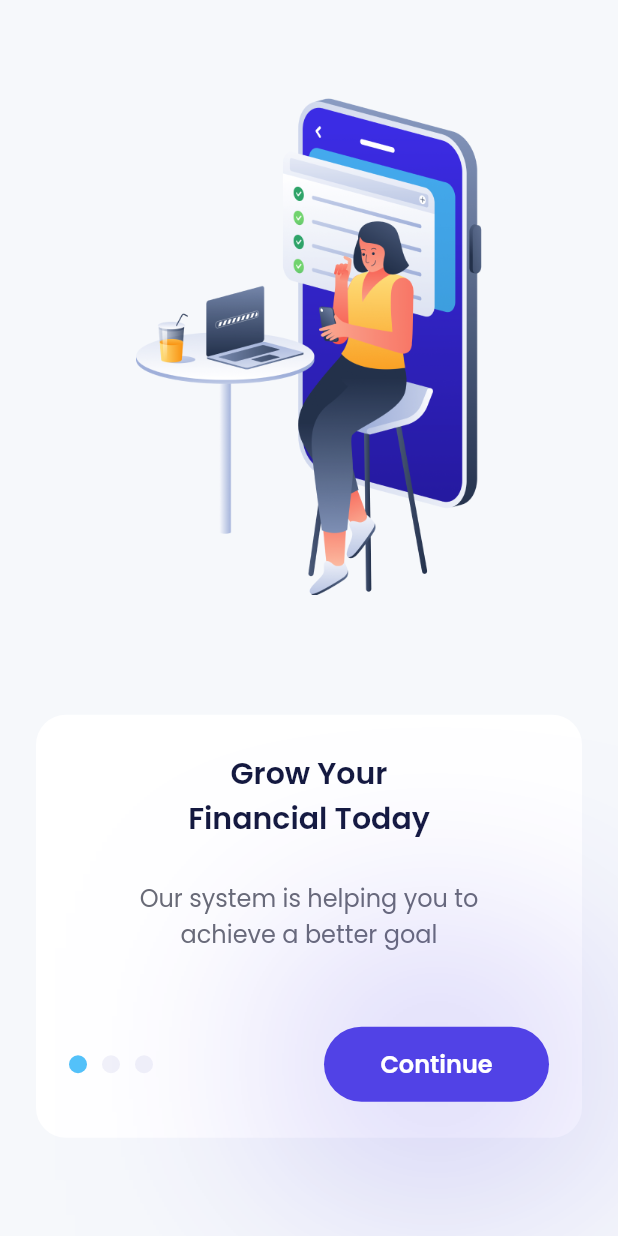
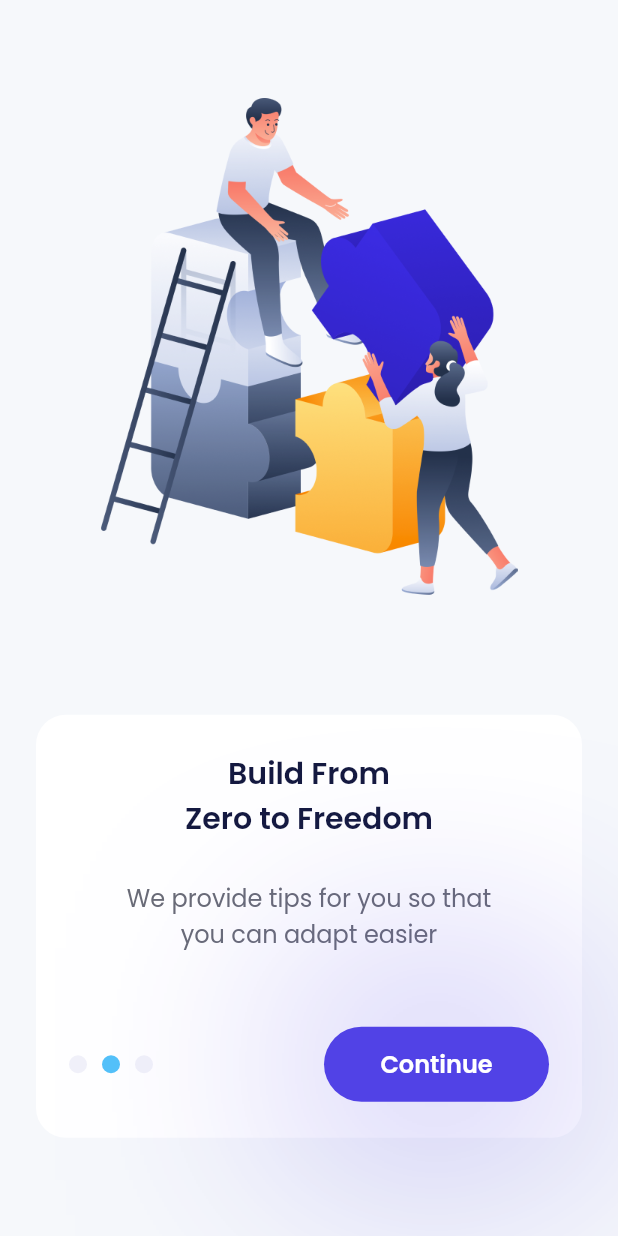
Before and after one commit to davadaviar/ewallet-sha, a Flutter app: the screen it shows after launch, after a tap on "Continue", on a phone screen of 412 x 824 dp. Run offline on Flutter 3.47's test engine with Material 2 defaults, Android fonts, the phone set to English and light mode, and no system bars; drawn by our look-alikes of carousel_slider; our stand-ins replace google_fonts.

```diff
--- a/lib/ui/pages/onboarding_page.dart
+++ b/lib/ui/pages/onboarding_page.dart
@@ -2,8 +2,29 @@ import 'package:bank_sha/shared/theme.dart';
 import 'package:carousel_slider/carousel_slider.dart';
 import 'package:flutter/material.dart';
 
-class OnboardingPage extends StatelessWidget {
+class OnboardingPage extends StatefulWidget {
   const OnboardingPage({super.key});
+
+  @override
+  State<OnboardingPage> createState() => _OnboardingPageState();
+}
+
+class _OnboardingPageState extends State<OnboardingPage> {
+
+  int currentIndex = 0;
+  CarouselController carouselController = CarouselController();
+
+  List<String> titles = [
+    'Grow Your \nFinancial Today',
+    'Build From \nZero to Freedom',
+    'Start Together'
+  ];
+
+  List<String> subtitles = [
+    'Our system is helping you to \nachieve a better goal',
+    'We provide tips for you so that \nyou can adapt easier',
+    'We will guide you to where \nyou wanted it too'
+  ];
 
   @override
   Widget build(BuildContext context) {
@@ -28,7 +49,13 @@ class OnboardingPage extends StatelessWidget {
                 height: 331,
                 viewportFraction: 1,
                 enableInfiniteScroll: false,
-              )
+                onPageChanged: (index, reason) {
+                  setState(() {
+                    currentIndex = index;
+                  });
+                },
+              ),
+              carouselController: carouselController,
             ),
              const SizedBox(
                 height: 80,
@@ -49,7 +76,7 @@ class OnboardingPage extends StatelessWidget {
               child: Column(
                 children: [
                   Text(
-                    'Grow Your \nFinancial Today',
+                    titles[currentIndex],
                     style: blackTextStyle.copyWith(
                       fontSize: 20,
                       fontWeight: semiBold,
@@ -60,7 +87,7 @@ class OnboardingPage extends StatelessWidget {
                     height: 26,
                   ),
                   Text(
-                    'Our system is helping you to \nachieve a better goal',
+                    subtitles[currentIndex],
                     style: greyTextStyle.copyWith(
                       fontSize: 16,
                     ),
@@ -76,7 +103,7 @@ class OnboardingPage extends StatelessWidget {
                         width: 12,
                         height: 12,
                         decoration: BoxDecoration(
-                          color: lightBlue,
+                          color: currentIndex == 0 ? lightBlue : lightGrey,
                           shape: BoxShape.circle,
                         ),
                       ),
@@ -85,7 +112,7 @@ class OnboardingPage extends StatelessWidget {
                         width: 12,
                         height: 12,
                         decoration: BoxDecoration(
-                          color: lightGrey,
+                          color: currentIndex == 1 ? lightBlue : lightGrey,
                           shape: BoxShape.circle,
                         ),
                       ),
@@ -94,7 +121,7 @@ class OnboardingPage extends StatelessWidget {
                         width: 12,
                         height: 12,
                         decoration: BoxDecoration(
-                          color: lightGrey,
+                          color: currentIndex == 2 ? lightBlue : lightGrey,
                           shape: BoxShape.circle,
                         ),
                       ),
@@ -116,7 +143,9 @@ class OnboardingPage extends StatelessWidget {
                           ]
                         ),
                         child: TextButton(
-                          onPressed: () {},
+                          onPressed: () {
+                            carouselController.nextPage();
+                          },
                           style: TextButton.styleFrom(
                             backgroundColor: primaryColor,
                             shape: RoundedRectangleBorder(
```
